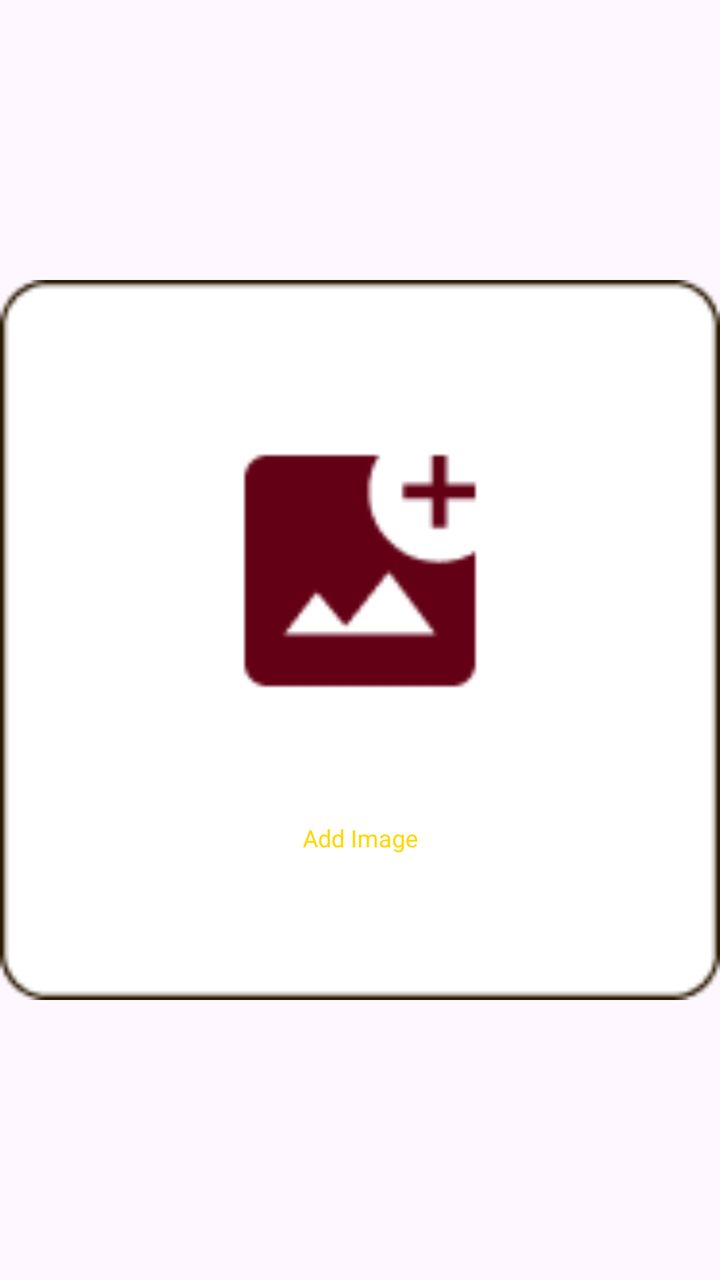
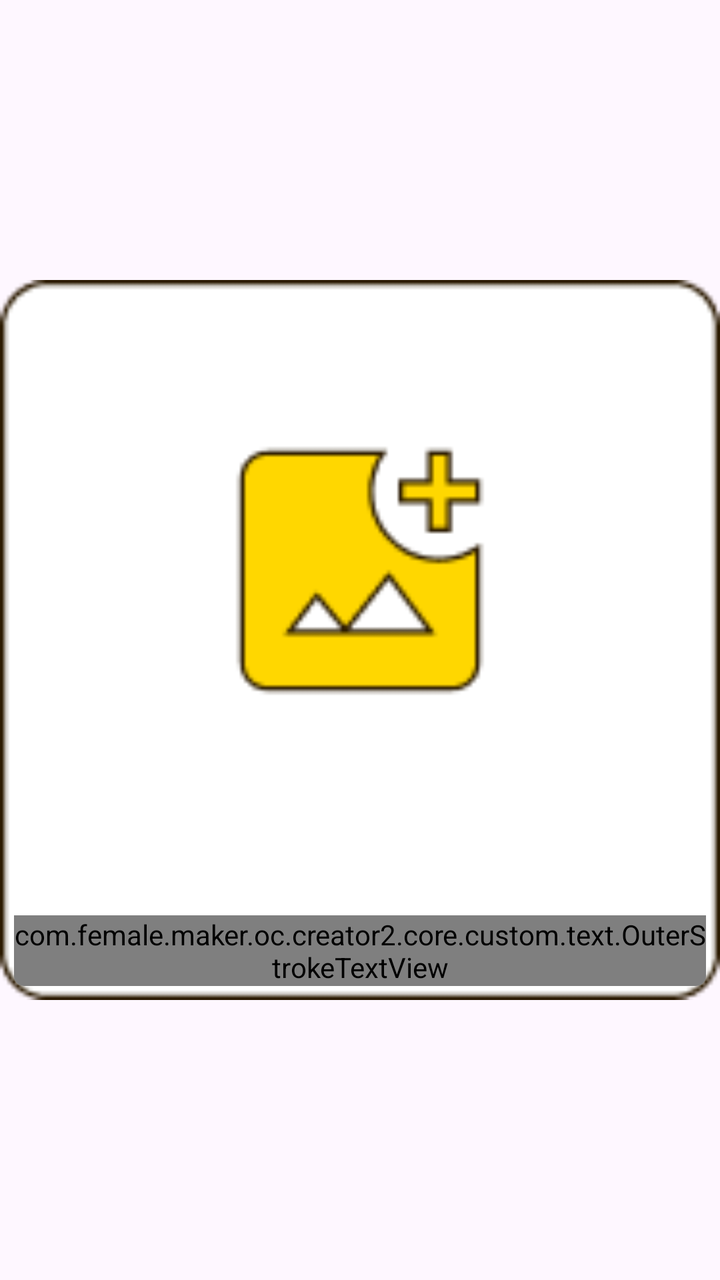

An Android layout rendered at two revisions. The XML below is the earlier revision; the diff shows what the commit changed to produce the second picture.
<!-- AndroidManifest.xml: application theme Theme.BaseProject -->
<!-- res/layout/item_background_image.xml -->
<?xml version="1.0" encoding="utf-8"?>
<androidx.constraintlayout.widget.ConstraintLayout xmlns:android="http://schemas.android.com/apk/res/android"
    xmlns:app="http://schemas.android.com/apk/res-auto"
    xmlns:tools="http://schemas.android.com/tools"
    android:layout_width="match_parent"
    android:layout_height="wrap_content"
    android:layout_margin="4dp">

    <FrameLayout
        android:layout_width="0dp"
        android:layout_height="0dp"
        app:cardBackgroundColor="@color/white"
        app:layout_constraintBottom_toBottomOf="parent"
        app:layout_constraintDimensionRatio="60:60"
        app:layout_constraintEnd_toEndOf="parent"
        app:layout_constraintStart_toStartOf="parent"
        app:layout_constraintTop_toTopOf="parent">

        <ImageView
            android:id="@+id/imvFrame"
            android:layout_width="match_parent"
            android:layout_height="match_parent"
            android:scaleType="fitXY"
            android:src="@drawable/item_uslt_bg" />

        <com.google.android.material.card.MaterialCardView
            android:layout_width="match_parent"
            android:layout_height="match_parent"
            android:layout_margin="7dp"
            app:cardCornerRadius="5dp"
            app:cardElevation="0dp"
            app:strokeColor="@color/transparent"
            app:cardBackgroundColor="@color/transparent">

            <ImageView
                android:id="@+id/imvImage"
                android:layout_width="match_parent"
                android:layout_height="match_parent"
                android:scaleType="centerCrop" />

            <FrameLayout
                android:id="@+id/lnlAddItem"
                android:layout_width="match_parent"
                android:layout_height="match_parent"
                android:background="@color/transparent"
                android:visibility="visible">

                <ImageView
                    android:layout_width="match_parent"
                    android:layout_height="match_parent"
                    android:adjustViewBounds="true"
                    android:scaleType="fitXY"
                    android:src="@drawable/ic_add_item" />

                <LinearLayout
                    android:layout_width="match_parent"
                    android:layout_height="match_parent"
                    android:orientation="vertical">

                    <Space
                        android:layout_width="match_parent"
                        android:layout_height="0dp"
                        android:layout_weight="1.4" />

                    <TextView
                        android:id="@+id/tvAddImg"
                        android:layout_width="match_parent"
                        android:layout_height="wrap_content"
                        android:text="@string/add_image"
                        android:textColor="@color/app"
                        android:gravity="center"
                        style="@style/single_marquee"
                        android:fontFamily="@font/copperplategothic_bold"
                        android:textSize="12sp" />

                    <Space
                        android:layout_width="match_parent"
                        android:layout_height="0dp"
                        android:layout_weight="0.35" />

                </LinearLayout>

            </FrameLayout>

        </com.google.android.material.card.MaterialCardView>

    </FrameLayout>

</androidx.constraintlayout.widget.ConstraintLayout>
<!-- resources referenced by this layout -->
<resources>
  <color name="app">#FFD700</color>
  <color name="transparent">#00FFFFFF</color>
  <color name="white">#FFFFFFFF</color>
  <!-- drawable ic_add_item: png bitmap (drawable, 1803 bytes) -->
  <!-- drawable item_uslt_bg: png bitmap (drawable, 1351 bytes) -->
  <string name="add_image">Add Image</string>
  <style name="single_marquee">
          <item name="android:singleLine">true</item>
          <item name="android:ellipsize">marquee</item>
          <item name="android:marqueeRepeatLimit">marquee_forever</item>
      </style>
  <style name="Theme.BaseProject" parent="Base.Theme.BaseProject" />
  <style name="Base.Theme.BaseProject" parent="Theme.Material3.DayNight.NoActionBar">
          <item name="android:windowTranslucentStatus">false</item>
          <item name="android:statusBarColor">@android:color/transparent</item>
          <item name="android:windowSoftInputMode">adjustResize</item>
      </style>
</resources>

<!-- the commit's change to res/layout/item_background_image.xml (unified diff, before → after) -->
@@ -59,24 +59,29 @@
 
                     <Space
                         android:layout_width="match_parent"
-                        android:layout_height="0dp"
-                        android:layout_weight="1.4" />
+                        android:layout_height="389dp"
+                        android:layout_weight="1.8" />
 
-                    <TextView
+                    <com.female.maker.oc.creator2.core.custom.text.OuterStrokeTextView
                         android:id="@+id/tvAddImg"
                         android:layout_width="match_parent"
                         android:layout_height="wrap_content"
                         android:text="@string/add_image"
-                        android:textColor="@color/app"
+                        android:textColor="@color/white"
                         android:gravity="center"
+                        app:outerStrokeWidth="1dp"
+                        android:shadowColor="@color/app2"
+                        android:shadowDy="3"
+                        android:shadowRadius=".1"
+                        app:outerStrokeColor="@color/app1"
                         style="@style/single_marquee"
                         android:fontFamily="@font/copperplategothic_bold"
-                        android:textSize="12sp" />
+                        android:textSize="10sp" />
 
                     <Space
                         android:layout_width="match_parent"
                         android:layout_height="0dp"
-                        android:layout_weight="0.35" />
+                        android:layout_weight="0." />
 
                 </LinearLayout>
 
<!-- resource entries referenced after the edit -->
@@ -1,9 +1,10 @@
 <!-- resources referenced by this layout -->
 <resources>
-  <color name="app">#FFD700</color>
+  <color name="app1">#2B1A00</color>
+  <color name="app2">#5C2316</color>
   <color name="transparent">#00FFFFFF</color>
   <color name="white">#FFFFFFFF</color>
-  <!-- drawable ic_add_item: png bitmap (drawable, 1803 bytes) -->
+  <!-- drawable ic_add_item: png bitmap (drawable, 1939 bytes) -->
   <!-- drawable item_uslt_bg: png bitmap (drawable, 1351 bytes) -->
   <string name="add_image">Add Image</string>
   <style name="single_marquee">
